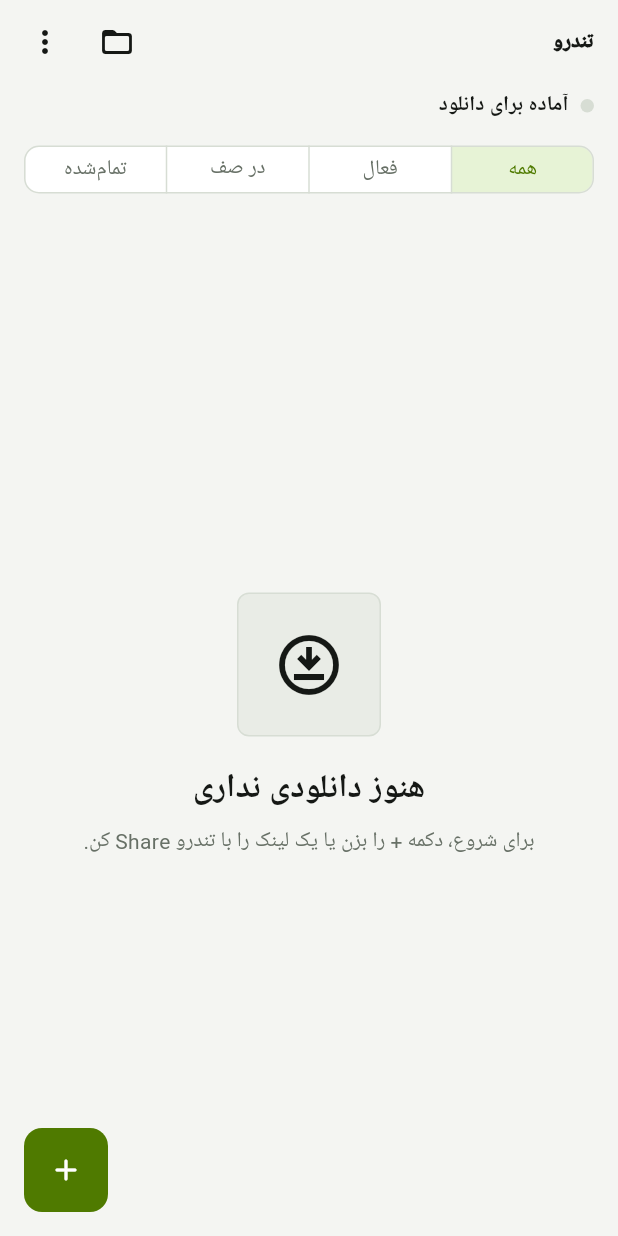
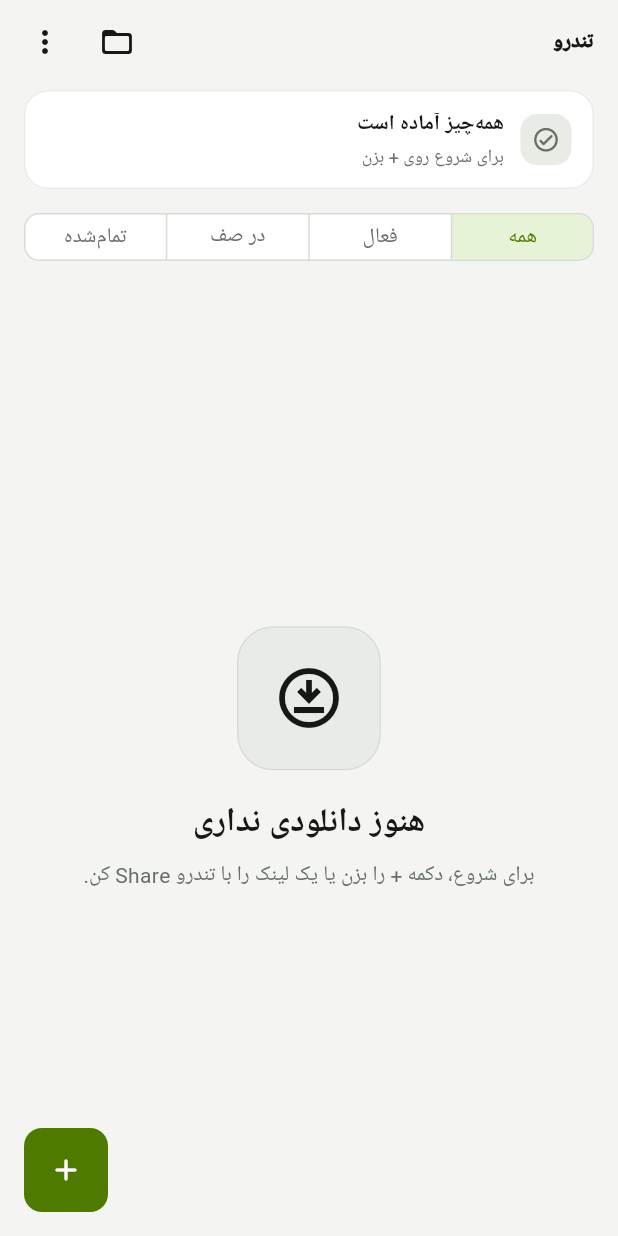
Before and after one commit to sahandse/tondro, a Flutter app: the screen it shows after launch, on a phone screen of 412 x 824 dp. Run offline on Flutter 3.47's test engine with Material 3 defaults, Android fonts, the light colour scheme and no system bars; our stand-ins replace battery_plus, file_picker, google_fonts, share_plus, shared_preferences, webview_flutter; missing offline and left inert: background_downloader, dtorrent_task_v2, home_widget, persian_datetime_picker, receive_sharing_intent, workmanager; Roboto replaces fonts that are missing (Vazirmatn); statements that could not run were skipped.

Commit message:
ui: polish compact home with live status panel

```diff
--- a/lib/src/features/home/presentation/home_page.dart
+++ b/lib/src/features/home/presentation/home_page.dart
@@ -325,42 +325,92 @@
           children: [
             Padding(
               padding: const EdgeInsets.fromLTRB(16, 4, 16, 12),
+              child: Container(
+                padding: const EdgeInsets.symmetric(
+                  horizontal: 14,
+                  vertical: 12,
+                ),
+                decoration: BoxDecoration(
+                  color: theme.colorScheme.surface,
+                  borderRadius: BorderRadius.circular(16),
+                  border: Border.all(
+                    color: theme.colorScheme.outline.withValues(alpha: .55),
+                  ),
+                ),
                 child: Row(
                   children: [
                     Container(
-                    width: 9,
-                    height: 9,
+                      width: 34,
+                      height: 34,
                       decoration: BoxDecoration(
+                        color: (activeCount > 0
+                                ? theme.colorScheme.primary
+                                : theme.colorScheme.surfaceContainerHighest)
+                            .withValues(alpha: activeCount > 0 ? .16 : 1),
+                        borderRadius: BorderRadius.circular(11),
+                      ),
+                      child: Icon(
+                        activeCount > 0
+                            ? Icons.downloading_rounded
+                            : queuedCount > 0
+                                ? Icons.schedule_rounded
+                                : Icons.check_circle_outline_rounded,
+                        size: 19,
                         color: activeCount > 0
-                          ? theme.colorScheme.secondary
-                          : theme.colorScheme.outline,
-                      shape: BoxShape.circle,
+                            ? theme.colorScheme.primary
+                            : theme.colorScheme.onSurfaceVariant,
                       ),
                     ),
-                  const SizedBox(width: 8),
+                    const SizedBox(width: 11),
                     Expanded(
-                    child: Text(
+                      child: Column(
+                        crossAxisAlignment: CrossAxisAlignment.start,
+                        children: [
+                          Text(
                             activeCount > 0
                                 ? '$activeCount دانلود فعال'
                                 : queuedCount > 0
                                     ? '$queuedCount دانلود در صف'
-                              : 'آماده برای دانلود',
+                                    : 'همه‌چیز آماده است',
                             style: theme.textTheme.bodyMedium?.copyWith(
-                        fontWeight: FontWeight.w700,
+                              fontWeight: FontWeight.w800,
+                            ),
+                          ),
+                          const SizedBox(height: 2),
+                          Text(
+                            activeCount > 0
+                                ? 'دانلودها در حال انجام هستند'
+                                : queuedCount > 0
+                                    ? 'فایل‌ها به‌ترتیب شروع می‌شوند'
+                                    : 'برای شروع روی + بزن',
+                            style: theme.textTheme.bodySmall?.copyWith(
+                              color: theme.colorScheme.onSurfaceVariant,
+                            ),
+                          ),
+                        ],
+                      ),
+                    ),
+                    if (totalSpeed > 0)
+                      Container(
+                        padding: const EdgeInsets.symmetric(
+                          horizontal: 10,
+                          vertical: 6,
+                        ),
+                        decoration: BoxDecoration(
+                          color: theme.colorScheme.primaryContainer,
+                          borderRadius: BorderRadius.circular(999),
+                        ),
+                        child: Text(
+                          _formatTotalSpeed(totalSpeed),
+                          textDirection: TextDirection.ltr,
+                          style: theme.textTheme.labelSmall?.copyWith(
+                            color: theme.colorScheme.primary,
+                            fontWeight: FontWeight.w900,
                           ),
                         ),
                       ),
-                  if (totalSpeed > 0)
-                    Text(
-                      _formatTotalSpeed(totalSpeed),
-                      textDirection: TextDirection.ltr,
-                      style: theme.textTheme.labelMedium?.copyWith(
-                        color: theme.colorScheme.secondary,
-                        fontWeight: FontWeight.w800,
+                  ],
                 ),
-                    ),
-
-                ],
               ),
             ),
             Padding(
@@ -501,7 +551,7 @@
               height: 96,
               decoration: BoxDecoration(
                 color: theme.colorScheme.surfaceContainerHighest,
-                borderRadius: BorderRadius.circular(8),
+                borderRadius: BorderRadius.circular(24),
                 border: Border.all(color: theme.colorScheme.outline),
               ),
               child: Icon(
@@ -573,14 +623,14 @@
 
     return Material(
       color: theme.colorScheme.surface,
-      borderRadius: BorderRadius.circular(18),
+      borderRadius: BorderRadius.circular(16),
       child: InkWell(
         onTap: isDone ? onOpen : null,
-        borderRadius: BorderRadius.circular(18),
+        borderRadius: BorderRadius.circular(16),
         child: Container(
-          padding: const EdgeInsets.fromLTRB(12, 12, 8, 10),
+          padding: const EdgeInsets.fromLTRB(12, 12, 6, 11),
           decoration: BoxDecoration(
-            borderRadius: BorderRadius.circular(18),
+            borderRadius: BorderRadius.circular(16),
             border: Border.all(
               color: statusColor.withValues(alpha: .22),
             ),
@@ -593,7 +643,7 @@
                 height: 40,
                 decoration: BoxDecoration(
                   color: statusColor.withValues(alpha: .13),
-                  borderRadius: BorderRadius.circular(12),
+                  borderRadius: BorderRadius.circular(11),
                 ),
                 child: Icon(
                   _downloadTypeIcon(
@@ -655,7 +705,7 @@
               ),
               const SizedBox(width: 4),
               if (!isDone && !failed)
-                IconButton(
+                IconButton.filledTonal(
                   tooltip: isRunning ? 'توقف' : 'ادامه',
                   visualDensity: VisualDensity.compact,
                   onPressed: isRunning ? onPause : onResume,
```
Lines whose indentation alone changed are shown as unchanged.
